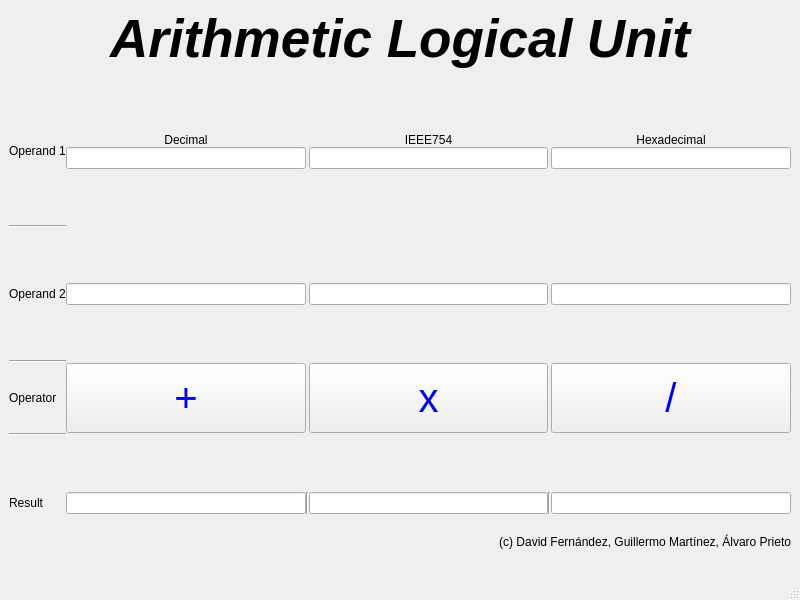
The window that ALU/mainwindow.ui (Apriea04/ARCO-ALU) describes before a commit, drawn with Qt 5.
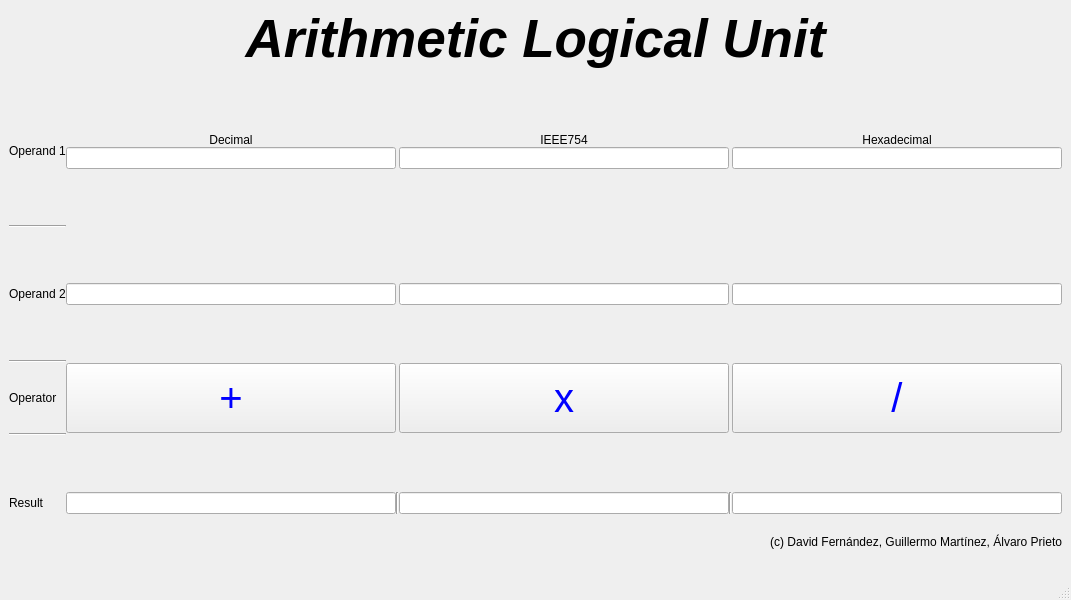
The same window after the commit.

```diff
--- a/ALU/mainwindow.ui
+++ b/ALU/mainwindow.ui
@@ -6,7 +6,7 @@
    <rect>
     <x>0</x>
     <y>0</y>
-    <width>800</width>
+    <width>1071</width>
     <height>600</height>
    </rect>
   </property>
```
Left out of the diff: 2 changed lines with no effect on the pictures.
